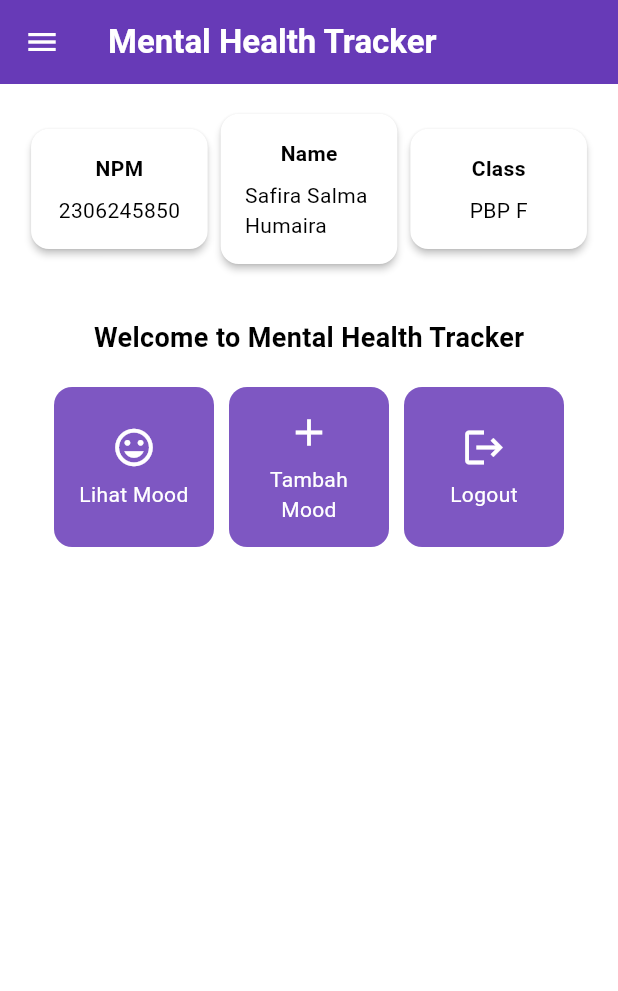
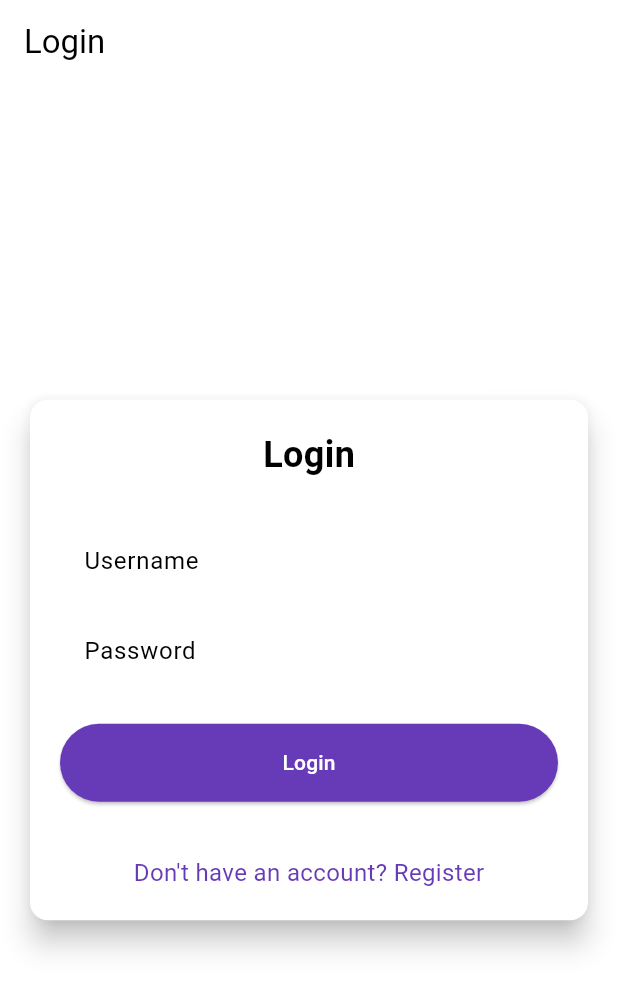
Before and after one commit to safirasalmahumaira/mental_health_tracker_mobile, a Flutter app: the screen it shows after launch, on a phone screen of 412 x 824 dp. Shown: the top 991 px of the screen. Run offline on Flutter 3.47's test engine with Material 3 defaults, Android fonts, the phone set to English and light mode, and no system bars; missing offline and left inert: pbp_django_auth.

Commit message:
Tutorial 8

```diff
--- a/lib/main.dart
+++ b/lib/main.dart
@@ -1,5 +1,8 @@
 import 'package:flutter/material.dart';
+import 'package:mental_health_tracker/screens/login.dart';
 import 'package:mental_health_tracker/screens/menu.dart';
+import 'package:pbp_django_auth/pbp_django_auth.dart';
+import 'package:provider/provider.dart';
 
 void main() {
   runApp(const MyApp());
@@ -11,8 +14,13 @@ class MyApp extends StatelessWidget {
   // This widget is the root of your application.
   @override
   Widget build(BuildContext context) {
-    return MaterialApp(
-      title: 'Flutter Demo',
+    return Provider(
+      create: (_) {
+        CookieRequest request = CookieRequest();
+        return request;
+      },
+      child: MaterialApp(
+        title: 'Mental Health Tracker',
         theme: ThemeData(
           // This is the theme of your application.
           //
@@ -34,7 +42,8 @@ class MyApp extends StatelessWidget {
             ).copyWith(secondary: Colors.deepPurple[400]),
           useMaterial3: true,
         ),
-      home: MyHomePage(),
+        home: const LoginPage(),
+      ),
     );
   }
 }
--- /dev/null
+++ b/lib/screens/login.dart
@@ -0,0 +1,181 @@
+import 'package:mental_health_tracker/screens/menu.dart';
+import 'package:flutter/material.dart';
+import 'package:pbp_django_auth/pbp_django_auth.dart';
+import 'package:provider/provider.dart';
+import 'package:mental_health_tracker/screens/register.dart';
+
+void main() {
+  runApp(const LoginApp());
+}
+
+class LoginApp extends StatelessWidget {
+  const LoginApp({super.key});
+
+  @override
+  Widget build(BuildContext context) {
+    return MaterialApp(
+      title: 'Login',
+      theme: ThemeData(
+        useMaterial3: true,
+        colorScheme: ColorScheme.fromSwatch(
+          primarySwatch: Colors.deepPurple,
+        ).copyWith(secondary: Colors.deepPurple[400]),
+      ),
+      home: const LoginPage(),
+    );
+  }
+}
+
+class LoginPage extends StatefulWidget {
+  const LoginPage({super.key});
+
+  @override
+  State<LoginPage> createState() => _LoginPageState();
+}
+
+class _LoginPageState extends State<LoginPage> {
+  final TextEditingController _usernameController = TextEditingController();
+  final TextEditingController _passwordController = TextEditingController();
+
+  @override
+  Widget build(BuildContext context) {
+    final request = context.watch<CookieRequest>();
+
+    return Scaffold(
+      appBar: AppBar(
+        title: const Text('Login'),
+      ),
+      body: Center(
+        child: SingleChildScrollView(
+          padding: const EdgeInsets.all(16.0),
+          child: Card(
+            elevation: 8,
+            shape: RoundedRectangleBorder(
+              borderRadius: BorderRadius.circular(12.0),
+            ),
+            child: Padding(
+              padding: const EdgeInsets.all(20.0),
+              child: Column(
+                mainAxisSize: MainAxisSize.min,
+                children: [
+                  const Text(
+                    'Login',
+                    style: TextStyle(
+                      fontSize: 24.0,
+                      fontWeight: FontWeight.bold,
+                    ),
+                  ),
+                  const SizedBox(height: 30.0),
+                  TextField(
+                    controller: _usernameController,
+                    decoration: const InputDecoration(
+                      labelText: 'Username',
+                      hintText: 'Enter your username',
+                      border: OutlineInputBorder(
+                        borderRadius: BorderRadius.all(Radius.circular(12.0)),
+                      ),
+                      contentPadding:
+                          EdgeInsets.symmetric(horizontal: 12.0, vertical: 8.0),
+                    ),
+                  ),
+                  const SizedBox(height: 12.0),
+                  TextField(
+                    controller: _passwordController,
+                    decoration: const InputDecoration(
+                      labelText: 'Password',
+                      hintText: 'Enter your password',
+                      border: OutlineInputBorder(
+                        borderRadius: BorderRadius.all(Radius.circular(12.0)),
+                      ),
+                      contentPadding:
+                          EdgeInsets.symmetric(horizontal: 12.0, vertical: 8.0),
+                    ),
+                    obscureText: true,
+                  ),
+                  const SizedBox(height: 24.0),
+                  ElevatedButton(
+                    onPressed: () async {
+                      String username = _usernameController.text;
+                      String password = _passwordController.text;
+
+                      // Cek kredensial
+                      // TODO: Ganti URL dan jangan lupa tambahkan trailing slash (/) di akhir URL!
+                      // Untuk menyambungkan Android emulator dengan Django pada localhost,
+                      // gunakan URL http://10.0.2.2/
+                      final response = await request
+                          .login("http://127.0.0.1:8000/auth/login/", {
+                        'username': username,
+                        'password': password,
+                      });
+
+                      if (request.loggedIn) {
+                        String message = response['message'];
+                        String uname = response['username'];
+                        if (context.mounted) {
+                          Navigator.pushReplacement(
+                            context,
+                            MaterialPageRoute(
+                                builder: (context) => MyHomePage()),
+                          );
+                          ScaffoldMessenger.of(context)
+                            ..hideCurrentSnackBar()
+                            ..showSnackBar(
+                              SnackBar(
+                                  content:
+                                      Text("$message Selamat datang, $uname.")),
+                            );
+                        }
+                      } else {
+                        if (context.mounted) {
+                          showDialog(
+                            context: context,
+                            builder: (context) => AlertDialog(
+                              title: const Text('Login Gagal'),
+                              content: Text(response['message']),
+                              actions: [
+                                TextButton(
+                                  child: const Text('OK'),
+                                  onPressed: () {
+                                    Navigator.pop(context);
+                                  },
+                                ),
+                              ],
+                            ),
+                          );
+                        }
+                      }
+                    },
+                    style: ElevatedButton.styleFrom(
+                      foregroundColor: Colors.white,
+                      minimumSize: Size(double.infinity, 50),
+                      backgroundColor: Theme.of(context).colorScheme.primary,
+                      padding: const EdgeInsets.symmetric(vertical: 16.0),
+                    ),
+                    child: const Text('Login'),
+                  ),
+                  const SizedBox(height: 36.0),
+                  GestureDetector(
+                    onTap: () {
+                      Navigator.push(
+                        context,
+                        MaterialPageRoute(
+                            builder: (context) => const RegisterPage()),
+                      );
+                    },
+                    child: Text(
+                      'Don\'t have an account? Register',
+                      style: TextStyle(
+                        color: Theme.of(context).colorScheme.primary,
+                        fontSize: 16.0,
+                      ),
+                    ),
+                  ),
+                ],
+              ),
+            ),
+          ),
+        ),
+      ),
+    );
+  }
+}
--- a/pubspec.yaml
+++ b/pubspec.yaml
@@ -35,6 +35,9 @@ dependencies:
   # The following adds the Cupertino Icons font to your application.
   # Use with the CupertinoIcons class for iOS style icons.
   cupertino_icons: ^1.0.8
+  provider: ^6.1.2
+  pbp_django_auth: ^0.4.0
+  http: ^1.2.2
 
 dev_dependencies:
   flutter_test:
```
Also changed, not shown: lib/models/mood_entry.dart (added, +65 -0 lines), lib/screens/list_moodentry.dart (added, +90 -0 lines), lib/screens/register.dart (added, +166 -0 lines), lib/widgets/left_drawer.dart (+12 -0 lines), lib/widgets/mood_card.dart (+37 -1 lines), pubspec.lock, 2 other files. Lines whose indentation alone changed are shown as unchanged.
